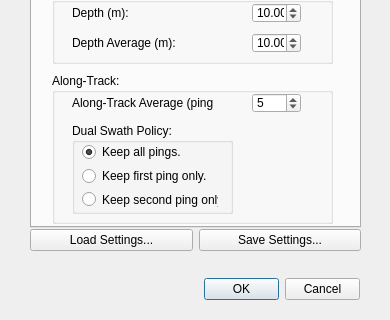
First picture: the form in GUI/Dialogs/UIFiles/AllSettingsDialog.ui, repository monsterkittykitty/WaterColumnPlotter, before the edit; both pictures show x 0 to 390 and y 162 to 482 of the 390 by 482 pixel window.
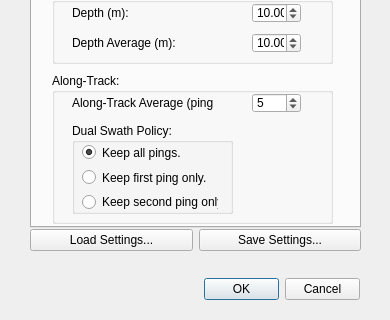
Second picture: the form after the edit. The open tabs and pages were chosen to show the change.

Diff of the .ui file:
```diff
--- a/GUI/Dialogs/UIFiles/AllSettingsDialog.ui
+++ b/GUI/Dialogs/UIFiles/AllSettingsDialog.ui
@@ -10,6 +10,12 @@
     <height>482</height>
    </rect>
   </property>
+  <property name="sizePolicy">
+   <sizepolicy hsizetype="Preferred" vsizetype="Preferred">
+    <horstretch>0</horstretch>
+    <verstretch>0</verstretch>
+   </sizepolicy>
+  </property>
   <property name="windowTitle">
    <string>Settings</string>
   </property>
@@ -38,6 +44,12 @@
      <height>371</height>
     </rect>
    </property>
+   <property name="sizePolicy">
+    <sizepolicy hsizetype="Expanding" vsizetype="Expanding">
+     <horstretch>1</horstretch>
+     <verstretch>1</verstretch>
+    </sizepolicy>
+   </property>
    <property name="currentIndex">
     <number>0</number>
    </property>
@@ -152,6 +164,12 @@
     </widget>
    </widget>
    <widget class="QWidget" name="tabProcessing">
+    <property name="sizePolicy">
+     <sizepolicy hsizetype="Preferred" vsizetype="Preferred">
+      <horstretch>0</horstretch>
+      <verstretch>0</verstretch>
+     </sizepolicy>
+    </property>
     <attribute name="title">
      <string>Processing</string>
     </attribute>
@@ -261,7 +279,7 @@
          <x>10</x>
          <y>20</y>
          <width>136</width>
-         <height>65</height>
+         <height>68</height>
         </rect>
        </property>
        <layout class="QVBoxLayout" name="verticalLayoutDualSwath">
@@ -435,7 +453,7 @@
     </widget>
    </widget>
   </widget>
-  <widget class="QWidget" name="">
+  <widget class="QWidget" name="layoutWidget">
    <property name="geometry">
     <rect>
      <x>30</x>
```
Left out of the diff: 12 changed lines with no effect on the pictures.
